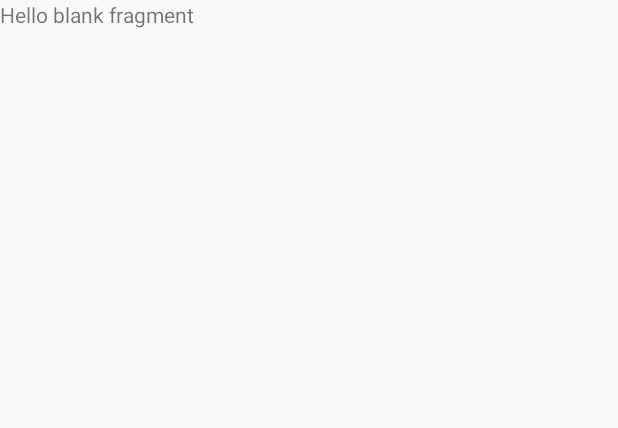
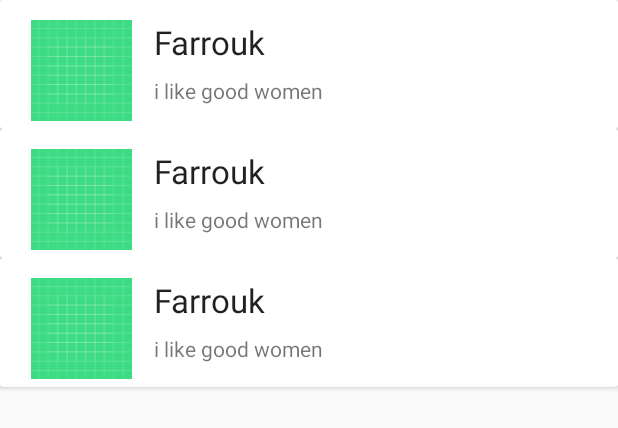
Before and after one commit to nabase1/Simple_Chat_App, an Android app: the layout fragment_search.xml on its own in the app's theme, with its tools: preview values and no code run, on a phone screen of 412 x 824 dp. Shown: the top 428 px of the screen. Run offline under Robolectric (Android 15) with nearby library versions, the phone set to English and light mode, and no system bars.

```diff
--- /dev/null
+++ b/app/src/main/res/layout/contacts_items.xml
@@ -0,0 +1,57 @@
+<?xml version="1.0" encoding="utf-8"?>
+
+<layout  xmlns:android="http://schemas.android.com/apk/res/android"
+    xmlns:app="http://schemas.android.com/apk/res-auto">
+
+    <data>
+        <variable
+            name="user"
+            type="com.nabase1.simplechatapp.users" />
+    </data>
+
+    <androidx.cardview.widget.CardView
+        android:layout_width="match_parent"
+        android:layout_height="wrap_content">
+
+        <androidx.constraintlayout.widget.ConstraintLayout
+            android:layout_width="match_parent"
+            android:layout_height="wrap_content"
+            android:padding="5dp">
+
+            <ImageView
+                android:id="@+id/imageView2"
+                android:layout_width="81dp"
+                android:layout_height="67dp"
+                android:layout_marginStart="8dp"
+                android:layout_marginTop="8dp"
+                app:layout_constraintStart_toStartOf="parent"
+                app:layout_constraintTop_toTopOf="parent"
+                app:srcCompat="@drawable/ic_launcher_background"/>
+
+            <TextView
+                android:id="@+id/textView_name"
+                android:layout_width="0dp"
+                android:layout_height="wrap_content"
+                android:layout_marginStart="8dp"
+                android:layout_marginEnd="8dp"
+                android:text="Farrouk"
+                android:textAppearance="@style/TextAppearance.AppCompat.Large"
+                app:layout_constraintEnd_toEndOf="parent"
+                app:layout_constraintHorizontal_bias="0.0"
+                app:layout_constraintStart_toEndOf="@+id/imageView2"
+                app:layout_constraintTop_toTopOf="@+id/imageView2" />
+
+            <TextView
+                android:id="@+id/textView_status"
+                android:layout_width="0dp"
+                android:layout_height="wrap_content"
+                android:layout_marginTop="8dp"
+                android:text="i like good women"
+                app:layout_constraintEnd_toEndOf="@+id/textView_name"
+                app:layout_constraintHorizontal_bias="0.0"
+                app:layout_constraintStart_toStartOf="@+id/textView_name"
+                app:layout_constraintTop_toBottomOf="@+id/textView_name" />
+        </androidx.constraintlayout.widget.ConstraintLayout>
+
+    </androidx.cardview.widget.CardView>
+</layout>
--- a/app/src/main/res/layout/fragment_search.xml
+++ b/app/src/main/res/layout/fragment_search.xml
@@ -1,14 +1,24 @@
 <?xml version="1.0" encoding="utf-8"?>
-<FrameLayout xmlns:android="http://schemas.android.com/apk/res/android"
-    xmlns:tools="http://schemas.android.com/tools"
-    android:layout_width="match_parent"
-    android:layout_height="match_parent"
-    tools:context=".SearchFragment">
+<layout  xmlns:android="http://schemas.android.com/apk/res/android"
+    xmlns:app="http://schemas.android.com/apk/res-auto"
+    xmlns:tools="http://schemas.android.com/tools">
 
-    <!-- TODO: Update blank fragment layout -->
-    <TextView
+    <androidx.constraintlayout.widget.ConstraintLayout
         android:layout_width="match_parent"
         android:layout_height="match_parent"
-        android:text="@string/hello_blank_fragment" />
+        tools:context=".SearchFragment">
 
-</FrameLayout>
+        <!-- TODO: Update blank fragment layout -->
+
+        <androidx.recyclerview.widget.RecyclerView
+            android:layout_width="match_parent"
+            android:layout_height="match_parent"
+            app:layout_constraintBottom_toBottomOf="parent"
+            app:layout_constraintEnd_toEndOf="parent"
+            app:layout_constraintStart_toStartOf="parent"
+            app:layout_constraintTop_toTopOf="parent"
+            tools:listitem="@layout/contacts_items"/>
+
+    </androidx.constraintlayout.widget.ConstraintLayout>
+
+</layout>
```
Also changed, not shown: app/src/main/java/com/nabase1/simplechatapp/ContactsAdapter.java (added, +106 -0 lines).
